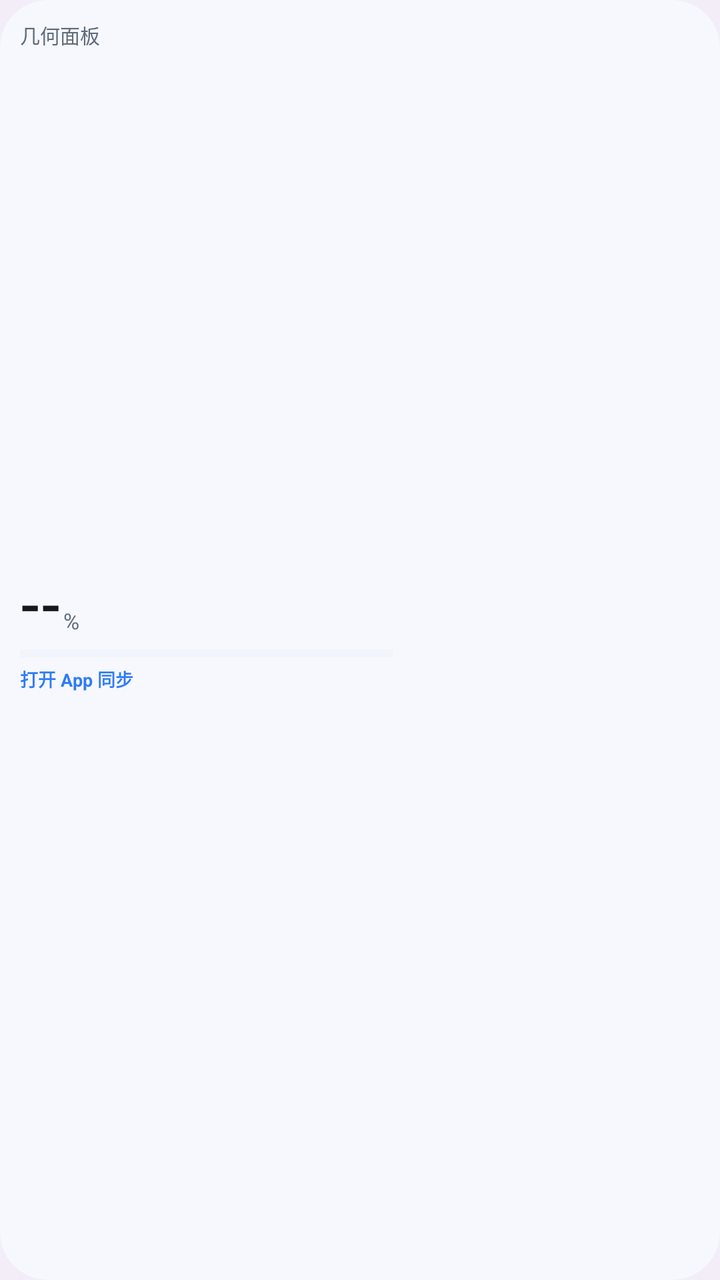
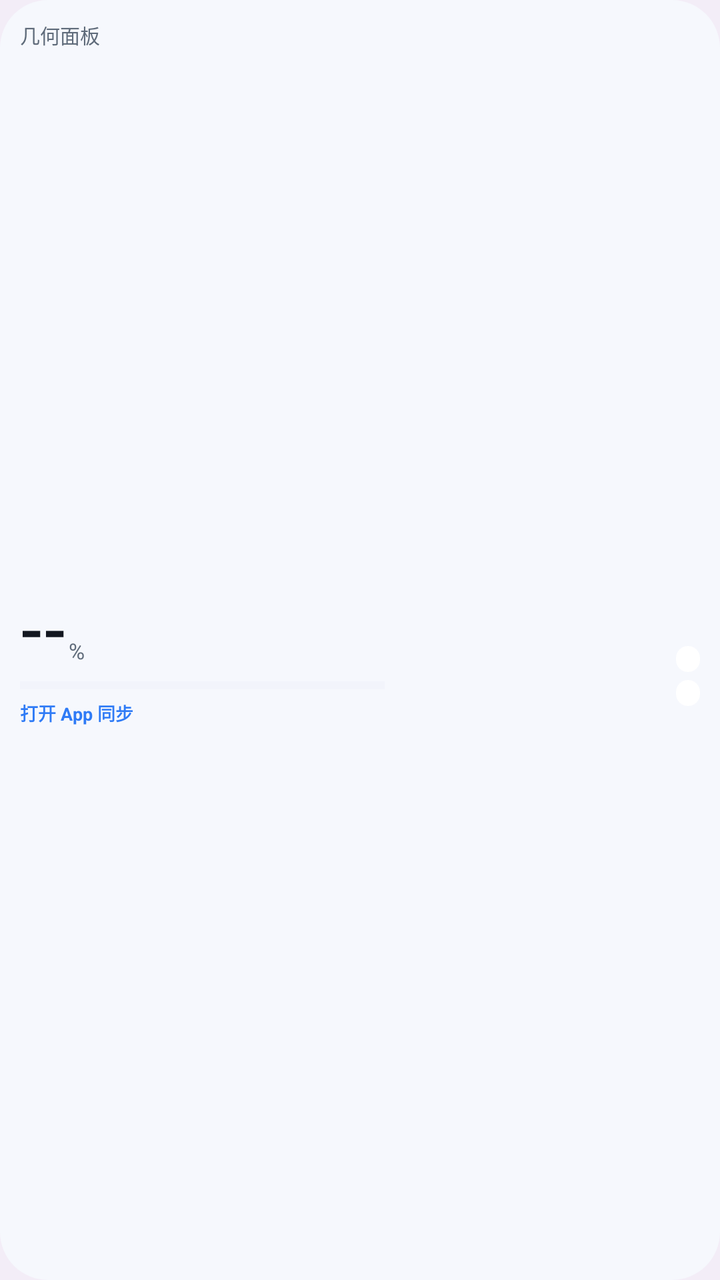

An Android layout rendered at two revisions. The XML below is the earlier revision; the diff shows what the commit changed to produce the second picture.
<!-- AndroidManifest.xml: application theme Theme.ZeehoWebNext -->
<!-- res/layout/widget_2x2.xml -->
<?xml version="1.0" encoding="utf-8"?>
<LinearLayout xmlns:android="http://schemas.android.com/apk/res/android"
    android:id="@+id/w_root"
    android:layout_width="match_parent"
    android:layout_height="match_parent"
    android:background="@drawable/widget_card"
    android:orientation="vertical"
    android:padding="10dp">

    <LinearLayout
        android:layout_width="match_parent"
        android:layout_height="wrap_content"
        android:gravity="center_vertical"
        android:orientation="horizontal">

        <TextView
            android:id="@+id/w_title"
            android:layout_width="0dp"
            android:layout_height="wrap_content"
            android:layout_weight="1"
            android:ellipsize="end"
            android:singleLine="true"
            android:text="@string/widget_title"
            android:textColor="@color/widget_text_secondary"
            android:textSize="10sp" />

        <TextView
            android:id="@+id/w_updated"
            android:layout_width="wrap_content"
            android:layout_height="wrap_content"
            android:layout_marginStart="4dp"
            android:ellipsize="end"
            android:singleLine="true"
            android:text=""
            android:textColor="@color/widget_text_secondary"
            android:textSize="8sp" />
    </LinearLayout>

    <LinearLayout
        android:layout_width="match_parent"
        android:layout_height="0dp"
        android:layout_marginTop="2dp"
        android:layout_weight="1"
        android:baselineAligned="false"
        android:orientation="horizontal">

        <LinearLayout
            android:layout_width="0dp"
            android:layout_height="match_parent"
            android:layout_weight="1"
            android:gravity="center_vertical"
            android:orientation="vertical">

            <LinearLayout
                android:layout_width="wrap_content"
                android:layout_height="wrap_content"
                android:baselineAligned="false"
                android:gravity="bottom"
                android:orientation="horizontal">

                <TextView
                    android:id="@+id/w_soc"
                    android:layout_width="wrap_content"
                    android:layout_height="wrap_content"
                    android:fontFamily="sans-serif-medium"
                    android:includeFontPadding="false"
                    android:text="@string/widget_soc_unknown"
                    android:textColor="@color/widget_text_primary"
                    android:textSize="30sp" />

                <TextView
                    android:layout_width="wrap_content"
                    android:layout_height="wrap_content"
                    android:layout_marginStart="1dp"
                    android:layout_marginBottom="3dp"
                    android:text="%"
                    android:textColor="@color/widget_text_secondary"
                    android:textSize="11sp" />
            </LinearLayout>

            <ProgressBar
                android:id="@+id/w_progress"
                style="?android:attr/progressBarStyleHorizontal"
                android:layout_width="match_parent"
                android:layout_height="4dp"
                android:layout_marginTop="4dp"
                android:progressBackgroundTint="@color/widget_line"
                android:progressTint="@color/widget_accent" />

            <TextView
                android:id="@+id/w_charge"
                android:layout_width="match_parent"
                android:layout_height="wrap_content"
                android:layout_marginTop="4dp"
                android:ellipsize="end"
                android:singleLine="true"
                android:text="@string/widget_no_data"
                android:textColor="@color/widget_accent"
                android:textSize="9sp"
                android:textStyle="bold" />

            <TextView
                android:id="@+id/w_sub"
                android:layout_width="match_parent"
                android:layout_height="wrap_content"
                android:layout_marginTop="1dp"
                android:ellipsize="end"
                android:singleLine="true"
                android:text=""
                android:textColor="@color/widget_text_secondary"
                android:textSize="8sp" />
        </LinearLayout>

        <FrameLayout
            android:id="@+id/w_car_box"
            android:layout_width="0dp"
            android:layout_height="match_parent"
            android:layout_marginStart="4dp"
            android:layout_weight="0.8">

            <ImageView
                android:id="@+id/w_car"
                android:layout_width="match_parent"
                android:layout_height="match_parent"
                android:contentDescription="@string/widget_title"
                android:scaleType="fitCenter" />
        </FrameLayout>
    </LinearLayout>

    <LinearLayout
        android:layout_width="match_parent"
        android:layout_height="wrap_content"
        android:layout_marginTop="2dp"
        android:gravity="center_vertical"
        android:orientation="horizontal">

        <TextView
            android:id="@+id/w_lock"
            android:layout_width="0dp"
            android:layout_height="wrap_content"
            android:layout_weight="1"
            android:ellipsize="end"
            android:singleLine="true"
            android:text=""
            android:textColor="@color/widget_text_secondary"
            android:textSize="8sp" />

        <TextView
            android:id="@+id/w_voltage"
            android:layout_width="wrap_content"
            android:layout_height="wrap_content"
            android:layout_marginStart="4dp"
            android:ellipsize="end"
            android:singleLine="true"
            android:text=""
            android:textColor="@color/widget_text_secondary"
            android:textSize="8sp" />
    </LinearLayout>
</LinearLayout>
<!-- resources referenced by this layout -->
<resources>
  <color name="widget_accent">#FF2F7BF6</color>
  <color name="widget_line">#FFE2E8F2</color>
  <color name="widget_text_primary">#FF131720</color>
  <color name="widget_text_secondary">#FF5F6B7A</color>
  <!-- drawable widget_card (drawable) -->
  <?xml version="1.0" encoding="utf-8"?>
  <shape xmlns:android="http://schemas.android.com/apk/res/android" android:shape="rectangle">
      <solid android:color="@color/widget_card_bg" />
      <corners android:radius="24dp" />
  </shape>
  <string name="widget_no_data">打开 App 同步</string>
  <string name="widget_soc_unknown">--</string>
  <string name="widget_title">几何面板</string>
  <style name="Theme.ZeehoWebNext" parent="android:Theme.Material.Light.NoActionBar">
          <item name="android:windowBackground">@color/page_light</item>
          <item name="android:statusBarColor">@android:color/transparent</item>
          <item name="android:navigationBarColor">@android:color/transparent</item>
          <item name="android:windowLightStatusBar">true</item>
          <item name="android:windowLightNavigationBar">true</item>
          <item name="android:windowDrawsSystemBarBackgrounds">true</item>
          <item name="android:colorAccent">@color/brand_purple</item>
      </style>
  <color name="widget_card_bg">#FFF6F8FD</color>
  <color name="page_light">#FFF3EDF7</color>
  <color name="brand_purple">#FF7457B8</color>
</resources>

<!-- the commit's change to res/layout/widget_2x2.xml (unified diff, before → after) -->
@@ -39,7 +39,7 @@
     <LinearLayout
         android:layout_width="match_parent"
         android:layout_height="0dp"
-        android:layout_marginTop="2dp"
+        android:layout_marginTop="4dp"
         android:layout_weight="1"
         android:baselineAligned="false"
         android:orientation="horizontal">
@@ -47,7 +47,7 @@
         <LinearLayout
             android:layout_width="0dp"
             android:layout_height="match_parent"
-            android:layout_weight="1"
+            android:layout_weight="1.1"
             android:gravity="center_vertical"
             android:orientation="vertical">
 
@@ -66,9 +66,10 @@
                     android:includeFontPadding="false"
                     android:text="@string/widget_soc_unknown"
                     android:textColor="@color/widget_text_primary"
-                    android:textSize="30sp" />
+                    android:textSize="34sp" />
 
                 <TextView
+                    android:id="@+id/w_unit"
                     android:layout_width="wrap_content"
                     android:layout_height="wrap_content"
                     android:layout_marginStart="1dp"
@@ -83,7 +84,7 @@
                 style="?android:attr/progressBarStyleHorizontal"
                 android:layout_width="match_parent"
                 android:layout_height="4dp"
-                android:layout_marginTop="4dp"
+                android:layout_marginTop="5dp"
                 android:progressBackgroundTint="@color/widget_line"
                 android:progressTint="@color/widget_accent" />
 
@@ -91,69 +92,67 @@
                 android:id="@+id/w_charge"
                 android:layout_width="match_parent"
                 android:layout_height="wrap_content"
-                android:layout_marginTop="4dp"
+                android:layout_marginTop="5dp"
                 android:ellipsize="end"
                 android:singleLine="true"
                 android:text="@string/widget_no_data"
                 android:textColor="@color/widget_accent"
                 android:textSize="9sp"
                 android:textStyle="bold" />
+        </LinearLayout>
+
+        <LinearLayout
+            android:layout_width="0dp"
+            android:layout_height="match_parent"
+            android:layout_marginStart="8dp"
+            android:layout_weight="0.9"
+            android:gravity="center_vertical"
+            android:orientation="vertical">
 
             <TextView
-                android:id="@+id/w_sub"
+                android:id="@+id/w_voltage"
                 android:layout_width="match_parent"
                 android:layout_height="wrap_content"
-                android:layout_marginTop="1dp"
                 android:ellipsize="end"
+                android:gravity="end"
                 android:singleLine="true"
                 android:text=""
                 android:textColor="@color/widget_text_secondary"
+                android:textSize="9sp" />
+
+            <TextView
+                android:id="@+id/w_lock"
+                android:layout_width="wrap_content"
+                android:layout_height="wrap_content"
+                android:layout_gravity="end"
+                android:layout_marginTop="5dp"
+                android:background="@drawable/widget_chip"
+                android:ellipsize="end"
+                android:paddingStart="6dp"
+                android:paddingEnd="6dp"
+                android:paddingTop="1dp"
+                android:paddingBottom="1dp"
+                android:singleLine="true"
+                android:text=""
+                android:textColor="@color/widget_text_primary"
+                android:textSize="8sp" />
+
+            <TextView
+                android:id="@+id/w_seat"
+                android:layout_width="wrap_content"
+                android:layout_height="wrap_content"
+                android:layout_gravity="end"
+                android:layout_marginTop="4dp"
+                android:background="@drawable/widget_chip"
+                android:ellipsize="end"
+                android:paddingStart="6dp"
+                android:paddingEnd="6dp"
+                android:paddingTop="1dp"
+                android:paddingBottom="1dp"
+                android:singleLine="true"
+                android:text=""
+                android:textColor="@color/widget_text_primary"
                 android:textSize="8sp" />
         </LinearLayout>
-
-        <FrameLayout
-            android:id="@+id/w_car_box"
-            android:layout_width="0dp"
-            android:layout_height="match_parent"
-            android:layout_marginStart="4dp"
-            android:layout_weight="0.8">
-
-            <ImageView
-                android:id="@+id/w_car"
-                android:layout_width="match_parent"
-                android:layout_height="match_parent"
-                android:contentDescription="@string/widget_title"
-                android:scaleType="fitCenter" />
-        </FrameLayout>
-    </LinearLayout>
-
-    <LinearLayout
-        android:layout_width="match_parent"
-        android:layout_height="wrap_content"
-        android:layout_marginTop="2dp"
-        android:gravity="center_vertical"
-        android:orientation="horizontal">
-
-        <TextView
-            android:id="@+id/w_lock"
-            android:layout_width="0dp"
-            android:layout_height="wrap_content"
-            android:layout_weight="1"
-            android:ellipsize="end"
-            android:singleLine="true"
-            android:text=""
-            android:textColor="@color/widget_text_secondary"
-            android:textSize="8sp" />
-
-        <TextView
-            android:id="@+id/w_voltage"
-            android:layout_width="wrap_content"
-            android:layout_height="wrap_content"
-            android:layout_marginStart="4dp"
-            android:ellipsize="end"
-            android:singleLine="true"
-            android:text=""
-            android:textColor="@color/widget_text_secondary"
-            android:textSize="8sp" />
     </LinearLayout>
 </LinearLayout>
<!-- resource entries referenced after the edit -->
@@ -9,6 +9,12 @@
   <shape xmlns:android="http://schemas.android.com/apk/res/android" android:shape="rectangle">
       <solid android:color="@color/widget_card_bg" />
       <corners android:radius="24dp" />
+  </shape>
+  <!-- drawable widget_chip (drawable) -->
+  <?xml version="1.0" encoding="utf-8"?>
+  <shape xmlns:android="http://schemas.android.com/apk/res/android" android:shape="rectangle">
+      <solid android:color="@color/widget_chip_bg" />
+      <corners android:radius="20dp" />
   </shape>
   <string name="widget_no_data">打开 App 同步</string>
   <string name="widget_soc_unknown">--</string>
@@ -23,6 +29,7 @@
           <item name="android:colorAccent">@color/brand_purple</item>
       </style>
   <color name="widget_card_bg">#FFF6F8FD</color>
+  <color name="widget_chip_bg">#FFFFFFFF</color>
   <color name="page_light">#FFF3EDF7</color>
   <color name="brand_purple">#FF7457B8</color>
 </resources>
